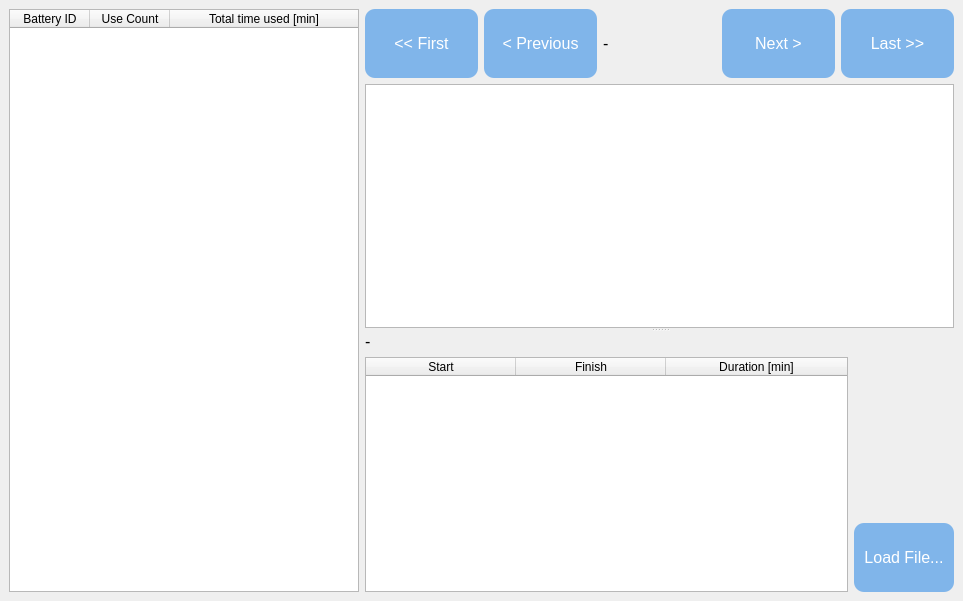
This is mainwindow.ui in j-glow/battery-analyzer as Qt 5 draws it before an edit. The edited form follows.
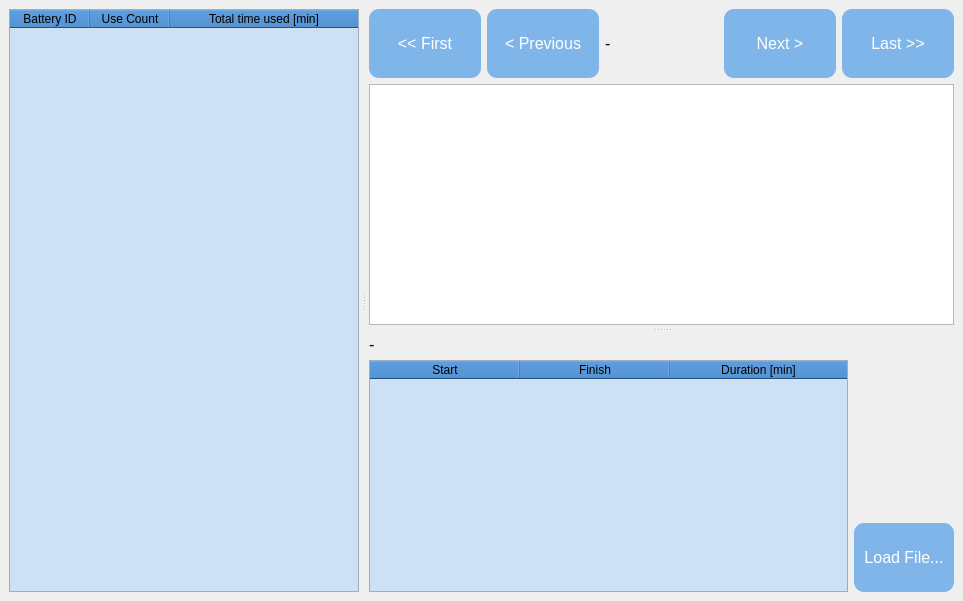
This is the edited form. Custom widgets are drawn as their Qt base class.

Commit message: vanity changes, stylesheets mainly

Patch:
```diff
--- a/mainwindow.ui
+++ b/mainwindow.ui
@@ -25,9 +25,11 @@
      <kerning>true</kerning>
     </font>
    </property>
+   <property name="autoFillBackground">
+    <bool>false</bool>
+   </property>
    <property name="styleSheet">
     <string notr="true">.QPushButton {
-	background-color:#80b5ea;
 	background:#80b5ea;
 	border-radius:10px;
 	color:#ffffff;
@@ -55,18 +57,33 @@
 .QTableWidget{
 font-family: -apple-system, system-ui, system-ui, &quot;Segoe UI&quot;, Roboto, &quot;Helvetica Neue&quot;, &quot;Fira Sans&quot;, Ubuntu, Oxygen, 			&quot;Oxygen Sans&quot;, Cantarell, &quot;Droid Sans&quot;, &quot;Apple Color Emoji&quot;, &quot;Segoe UI Emoji&quot;, &quot;Segoe UI Symbol&quot;, &quot;Lucida Grande&quot;, 		Helvetica, Arial, sans-serif;
 font-size: 14px;
+alternate-background-color: #90bfee;
+background-color: #cde0f4;
+selection-background-color: #80b5ea;
 }
-.QChartView{
+QHeaderView::section{
+background: #2b75bf;
 font-family: -apple-system, system-ui, system-ui, &quot;Segoe UI&quot;, Roboto, &quot;Helvetica Neue&quot;, &quot;Fira Sans&quot;, Ubuntu, Oxygen, 			&quot;Oxygen Sans&quot;, Cantarell, &quot;Droid Sans&quot;, &quot;Apple Color Emoji&quot;, &quot;Segoe UI Emoji&quot;, &quot;Segoe UI Symbol&quot;, &quot;Lucida Grande&quot;, 		Helvetica, Arial, sans-serif;
 font-size: 12px;
-font-weight: normal;
-}
-</string>
+color: #000000;
+text-decoration: none;
+font-style: normal;
+font-variant: normal;
+text-transform: none;
+}</string>
    </property>
-   <layout class="QHBoxLayout" name="horizontalLayout_4">
-    <item>
      <layout class="QHBoxLayout" name="horizontalLayout_3">
       <item>
+     <widget class="QSplitter" name="splitter_2">
+      <property name="orientation">
+       <enum>Qt::Horizontal</enum>
+      </property>
+      <property name="handleWidth">
+       <number>10</number>
+      </property>
+      <property name="childrenCollapsible">
+       <bool>false</bool>
+      </property>
        <widget class="QTableWidget" name="batteryTable">
         <property name="minimumSize">
          <size>
@@ -151,12 +168,16 @@
          </property>
         </column>
        </widget>
-      </item>
-      <item>
        <widget class="QSplitter" name="splitter">
+       <property name="frameShape">
+        <enum>QFrame::NoFrame</enum>
+       </property>
         <property name="orientation">
          <enum>Qt::Vertical</enum>
         </property>
+       <property name="handleWidth">
+        <number>10</number>
+       </property>
         <widget class="QWidget" name="layoutWidget">
          <layout class="QVBoxLayout" name="verticalLayout_2">
           <item>
@@ -366,8 +387,7 @@
          </layout>
         </widget>
        </widget>
-      </item>
-     </layout>
+     </widget>
     </item>
    </layout>
   </widget>
```
Lines whose indentation alone changed are shown as unchanged. The commit also changes 1 other file.
